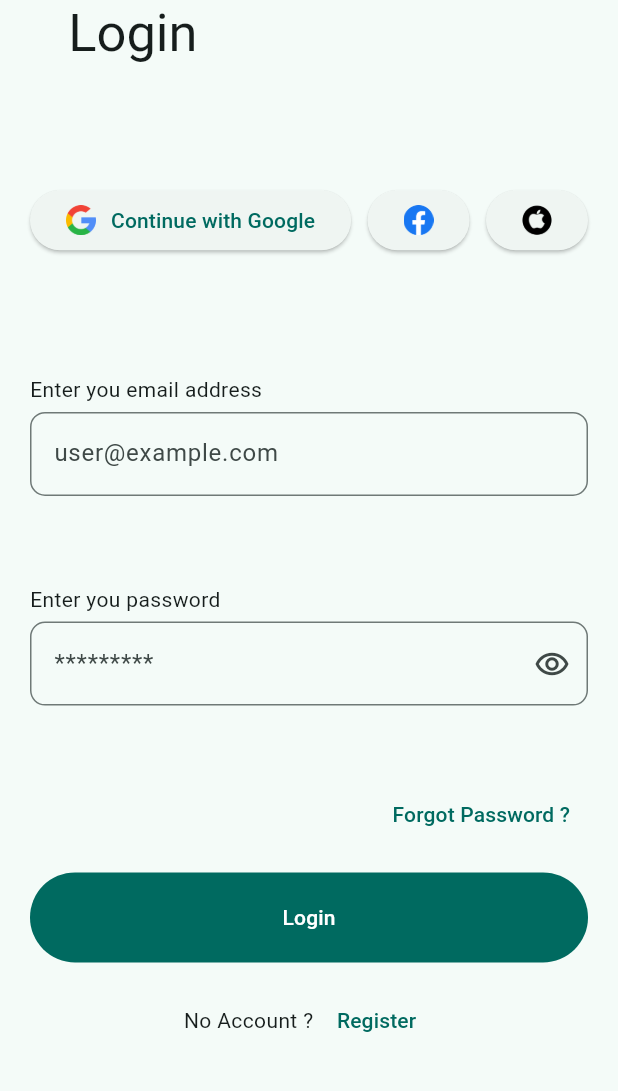
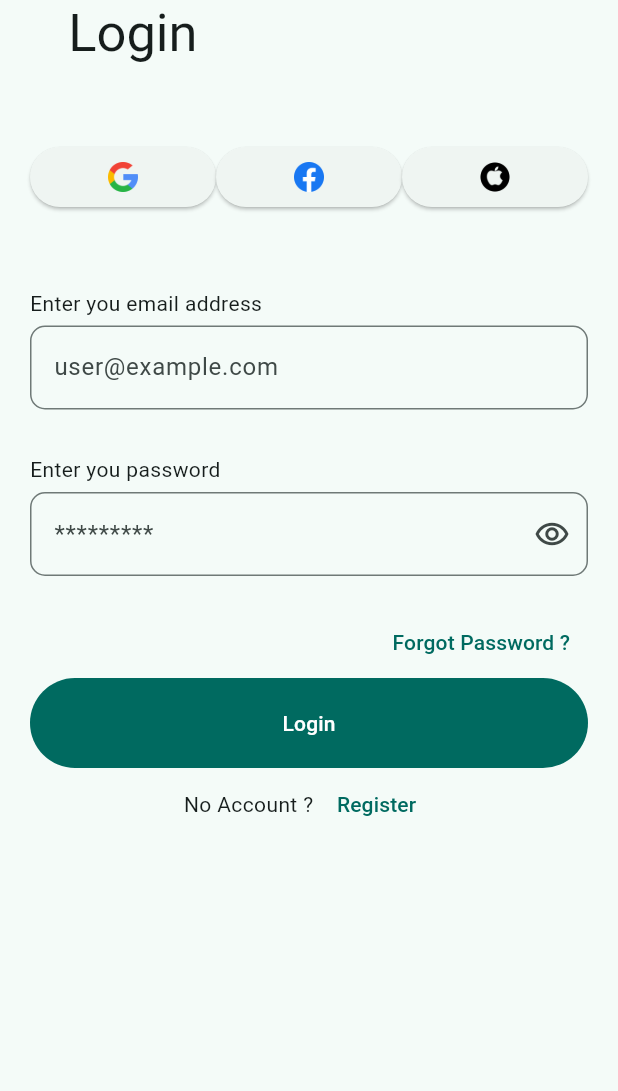
Before and after one commit to Zouuabi/pfa, a Flutter app: the screen it shows after launch, on a phone screen of 412 x 824 dp, the part 105-1196 px from its top. Run offline on Flutter 3.47's test engine with Material 3 defaults, Android fonts, the phone set to English and light mode, and no system bars; missing offline and left inert: mongo_dart.

Commit message:
login ui responsive

```diff
--- a/mobile/lib/presentation/login/pages/login_page.dart
+++ b/mobile/lib/presentation/login/pages/login_page.dart
@@ -1,26 +1,44 @@
 import 'package:flutter/material.dart';
-import 'package:mobile/core/config/image_manager.dart';
+
 import 'package:mobile/core/helper/email_checker.dart';
+import 'package:mobile/presentation/login/widgets/longin_form.dart';
+import 'package:mobile/presentation/login/widgets/no_account.dart';
+import 'package:mobile/presentation/login/widgets/social_login.dart';
 import 'package:mobile/presentation/shared/app_welcome.dart';
 import 'package:mobile/presentation/shared/my_button.dart';
-import 'package:mobile/presentation/shared/my_text_field.dart';
 
-class LoginPage extends StatefulWidget {
-  const LoginPage({
+class LoginPage extends StatelessWidget {
+  const LoginPage({super.key});
+
+  @override
+  Widget build(BuildContext context) {
+    return LayoutBuilder(
+      builder: (context, constraints) {
+        if (constraints.maxWidth < 500) {
+          return const Scaffold(body: SafeArea(child: MobileView()));
+        } else {
+          return const WebView();
+        }
+      },
+    );
+  }
+}
+
+class MobileView extends StatefulWidget {
+  const MobileView({
     super.key,
   });
 
   @override
-  State<LoginPage> createState() => _LoginPageState();
+  State<MobileView> createState() => _MobileViewState();
 }
 
-class _LoginPageState extends State<LoginPage> {
+class _MobileViewState extends State<MobileView> {
   final TextEditingController _emailController = TextEditingController();
-  final TextEditingController  _passwordController= TextEditingController();
+  final TextEditingController _passwordController = TextEditingController();
 
   String? isEmailText;
   String? isPasswordText;
-
 
   @override
   void dispose() {
@@ -31,64 +49,22 @@ class _LoginPageState extends State<LoginPage> {
 
   @override
   Widget build(BuildContext context) {
-    return Scaffold(
-      body: SafeArea(
-        child: Padding(
+    return Padding(
       padding: const EdgeInsets.symmetric(horizontal: 20, vertical: 50),
+      child: SingleChildScrollView(
         child: Column(
           mainAxisAlignment: MainAxisAlignment.spaceBetween,
           crossAxisAlignment: CrossAxisAlignment.start,
           children: [
             const AppWelcome(child: 'Login'),
             const SizedBox(height: 50),
-              Row(
-                mainAxisAlignment: MainAxisAlignment.spaceBetween,
-                children: [
-                  ElevatedButton(
-                      onPressed: () {},
-                      child: Row(
-                        children: [
-                          Image.asset(
-                            ImageManager.google,
-                            height: 20,
-                            width: 20,
-                          ),
-                          const SizedBox(
-                            width: 10,
-                          ),
-                          const Text('Continue with Google')
-                        ],
-                      )),
-                  ElevatedButton(
-                      onPressed: () {},
-                      child: Image.asset(
-                        ImageManager.facebook,
-                        height: 20,
-                        width: 20,
-                      )),
-                  ElevatedButton(
-                      onPressed: () {},
-                      child: Image.asset(
-                        ImageManager.apple,
-                        height: 20,
-                        width: 20,
-                      )),
-                ],
-              ),
+            const SocialLogin(),
             const SizedBox(height: 50),
-              MyTextField(
-                label: 'Enter you email address',
-                hintText: 'user@example.com',
-                controller: _emailController,
-                errorText: isEmailText,
-              ),
-              const SizedBox(height: 30),
-              MyTextField(
-                label: 'Enter you password',
-                hintText: '*********',
-                isPassword: true,
-                controller: _passwordController,
-                errorText: isPasswordText,
+            LoginForm(
+              emailController: _emailController,
+              isEmailText: isEmailText,
+              passwordController: _passwordController,
+              isPasswordText: isPasswordText,
             ),
             const SizedBox(height: 20),
             Align(
@@ -113,21 +89,63 @@ class _LoginPageState extends State<LoginPage> {
                 }
               },
             ),
-              Row(
-                mainAxisAlignment: MainAxisAlignment.center,
-                children: [
-                  const Text('No Account ? '),
-                  TextButton(
-                      onPressed: () {
-                        Navigator.of(context).pushNamed('/register');
-                      },
-                      child: const Text('Register'))
+            const NoAccount()
           ],
-              )
-            ],
-          ),
         ),
       ),
     );
   }
 }
+
+class WebView extends StatefulWidget {
+  const WebView({super.key});
+
+  @override
+  State<WebView> createState() => _WebViewState();
+}
+
+class _WebViewState extends State<WebView> {
+  @override
+  Widget build(BuildContext context) {
+    Size screen = MediaQuery.sizeOf(context);
+
+    return Scaffold(
+      body: Stack(
+        alignment: AlignmentDirectional.center,
+        children: [
+          Row(
+            children: [
+              Expanded(
+                child: Container(
+                  color: const Color.fromARGB(255, 0, 95, 85),
+                ),
+              ),
+              Expanded(
+                child: Container(
+                  color: Colors.white,
+                ),
+              )
+            ],
+          ),
+          Container(
+            decoration: BoxDecoration(boxShadow: const [
+              BoxShadow(
+                  blurRadius: 7,
+                  spreadRadius: 0.5,
+                  color: Color.fromARGB(207, 184, 183, 183))
+            ], color: Colors.white, borderRadius: BorderRadius.circular(30)),
+            width: screen.width * 0.6,
+            height: screen.height * 0.9,
+            // ! rahi hethy hyela w meyjich hakka
+            // ? es3ll chat chpt tw ygolk
+            // todo : l todo dima safra
+            // hedhi commment aadya
+            //*** hedhi comment afta7 chway */
+            ////dsfdsfdsfdsfds
+            child: const MobileView(),
+          )
+        ],
+      ),
+    );
+  }
+}
--- /dev/null
+++ b/mobile/lib/presentation/login/widgets/longin_form.dart
@@ -0,0 +1,40 @@
+import 'package:flutter/material.dart';
+import 'package:mobile/presentation/shared/my_text_field.dart';
+
+class LoginForm extends StatelessWidget {
+  const LoginForm({
+    super.key,
+    required TextEditingController emailController,
+    required this.isEmailText,
+    required TextEditingController passwordController,
+    required this.isPasswordText,
+  })  : _emailController = emailController,
+        _passwordController = passwordController;
+
+  final TextEditingController _emailController;
+  final String? isEmailText;
+  final TextEditingController _passwordController;
+  final String? isPasswordText;
+
+  @override
+  Widget build(BuildContext context) {
+    return Column(
+      children: [
+        MyTextField(
+          label: 'Enter you email address',
+          hintText: 'user@example.com',
+          controller: _emailController,
+          errorText: isEmailText,
+        ),
+        const SizedBox(height: 30),
+        MyTextField(
+          label: 'Enter you password',
+          hintText: '*********',
+          isPassword: true,
+          controller: _passwordController,
+          errorText: isPasswordText,
+        ),
+      ],
+    );
+  }
+}
--- /dev/null
+++ b/mobile/lib/presentation/login/widgets/no_account.dart
@@ -0,0 +1,22 @@
+import 'package:flutter/material.dart';
+
+class NoAccount extends StatelessWidget {
+  const NoAccount({
+    super.key,
+  });
+
+  @override
+  Widget build(BuildContext context) {
+    return Row(
+      mainAxisAlignment: MainAxisAlignment.center,
+      children: [
+        const Text('No Account ? '),
+        TextButton(
+            onPressed: () {
+              Navigator.of(context).pushNamed('/register');
+            },
+            child: const Text('Register'))
+      ],
+    );
+  }
+}
--- /dev/null
+++ b/mobile/lib/presentation/login/widgets/social_login.dart
@@ -0,0 +1,45 @@
+import 'package:flutter/material.dart';
+
+import 'package:mobile/core/config/image_manager.dart';
+
+class SocialLogin extends StatelessWidget {
+  const SocialLogin({
+    super.key,
+  });
+
+  @override
+  Widget build(BuildContext context) {
+    return Row(
+      children: [
+        Expanded(
+          child: ElevatedButton(
+            onPressed: () {},
+            child: Image.asset(
+              ImageManager.google,
+              height: 20,
+              width: 20,
+            ),
+          ),
+        ),
+        Expanded(
+          child: ElevatedButton(
+              onPressed: () {},
+              child: Image.asset(
+                ImageManager.facebook,
+                height: 20,
+                width: 20,
+              )),
+        ),
+        Expanded(
+          child: ElevatedButton(
+              onPressed: () {},
+              child: Image.asset(
+                ImageManager.apple,
+                height: 20,
+                width: 20,
+              )),
+        ),
+      ],
+    );
+  }
+}
```
Lines whose indentation alone changed are shown as unchanged.
